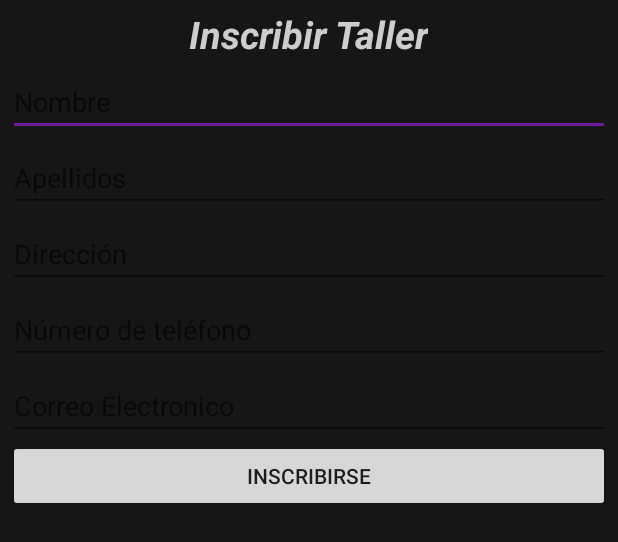
After one commit to kzrrz/MyApplication, an Android app: the layout inscripcion_taller_dialog.xml on its own in the app's theme, with its tools: preview values and no code run, on a phone screen of 412 x 824 dp. The commit adds this screen. Shown: the top 542 px of the screen. Run offline under Robolectric (Android 15) with nearby library versions, the phone set to English and light mode, and no system bars.

Commit message:
Versión 0.8: -Se añadió pantalla "About" con detalles de los desarrolladores y el proyecto así como un enlace al GitHub. -Se añadió funcionalidad de llamar al 072. -Se añadieron botones de inscribirse al taller y adoptar perro. -Se añadieron funcionalidades de ubicación del dispositivo usuario. -Se incorporó funconalidad de recibir notificaciones a través de Firebase. -Se incorporaron formularios de solicitud de adopción e inscripción a taller. :v

```diff
--- /dev/null
+++ b/app/src/main/res/layout/inscripcion_taller_dialog.xml
@@ -0,0 +1,58 @@
+<?xml version="1.0" encoding="utf-8"?>
+<LinearLayout xmlns:android="http://schemas.android.com/apk/res/android"
+    android:orientation="vertical" android:layout_width="match_parent"
+    android:layout_height="match_parent" android:padding="5dp">
+
+    <TextView
+        android:id="@+id/tituloInscripTallerTV"
+        android:layout_width="wrap_content"
+        android:layout_height="wrap_content"
+        android:layout_gravity="center"
+        android:text="@string/insTallDialStr"
+        android:textColor="@color/colorBlanco"
+        android:textSize="25sp"
+        android:textStyle="bold|italic" />
+
+    <EditText
+        android:id="@+id/nombreSolTallEdit"
+        android:layout_width="match_parent"
+        android:layout_height="wrap_content"
+        android:layout_marginTop="5dp"
+        android:hint="Nombre" />
+
+    <EditText
+        android:id="@+id/apellidosSolTallEdit"
+        android:layout_width="match_parent"
+        android:layout_height="wrap_content"
+        android:layout_marginTop="5dp"
+        android:hint="Apellidos" />
+
+    <EditText
+        android:id="@+id/dirSolTallEdit"
+        android:layout_width="match_parent"
+        android:layout_height="wrap_content"
+        android:layout_marginTop="5dp"
+        android:hint="Dirección" />
+
+    <EditText
+        android:id="@+id/telSolTallEdit"
+        android:layout_width="match_parent"
+        android:layout_height="wrap_content"
+        android:layout_marginTop="5dp"
+        android:hint="Número de teléfono"
+        android:inputType="phone" />
+
+    <EditText
+        android:id="@+id/emailSolTallEdit"
+        style="@style/Widget.AppCompat.AutoCompleteTextView"
+        android:layout_width="match_parent"
+        android:layout_height="wrap_content"
+        android:layout_marginTop="5dp"
+        android:hint="Correo Electronico" />
+
+    <Button
+        android:id="@+id/inscripTallerBtn"
+        android:layout_width="match_parent"
+        android:layout_height="wrap_content"
+        android:text="Inscribirse"/>
+</LinearLayout>
--- a/app/src/main/res/values/colores.xml
+++ b/app/src/main/res/values/colores.xml
@@ -6,6 +6,6 @@
     <color name="barraSupColor">#121212</color>
     <color name="fondo">#161616</color>
     <color name="claroColor">#AFAFFF</color>
-    <color name="colorBlanco">#CBCECB</color>
+    <color name="colorBlanco">#cbcecb</color>
 
 </resources>
--- a/app/src/main/res/values/strings.xml
+++ b/app/src/main/res/values/strings.xml
@@ -37,5 +37,6 @@
     <string name="alertBorrarCampos">¿Estás seguro de borrar todos los campos?</string>
     <string name="alertBorrarCamposExt">Esto dejará todos los campos en blanco.</string>
     <string name="inscripStr">Inscribirse al taller</string>
+    <string name="insTallDialStr">Inscribir Taller</string>
     <string name="adopStr">¡Adoptar!</string>
 </resources>
```
Also changed, not shown: app/src/main/java/com/example/lsc/perrerampal/Animal_detalle.java (+45 -2 lines), app/src/main/java/com/example/lsc/perrerampal/Taller_detalle.java (+50 -2 lines), app/src/main/res/layout/solicitud_adopcion_dialog.xml (added, +59 -0 lines).
